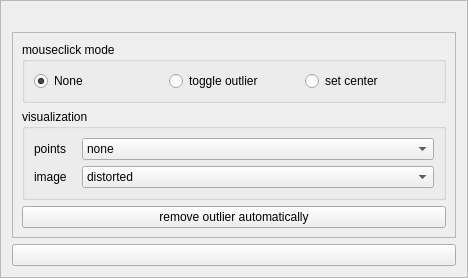
Qt form src/ui/ui-files/WizardUndistortionFrame.ui (XROMMPackages/xmalab) before a commit.
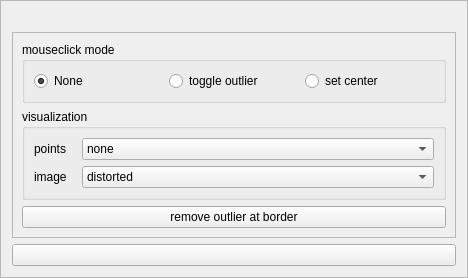
The same form after that commit.

Commit message: Remove outlier for undistortion

Patch:
```diff
--- a/src/ui/ui-files/WizardUndistortionFrame.ui
+++ b/src/ui/ui-files/WizardUndistortionFrame.ui
@@ -224,7 +224,7 @@
       <item row="2" column="0">
        <widget class="QPushButton" name="pushButtonRemoveOutlierAutomatically">
         <property name="text">
-         <string>remove outlier automatically</string>
+         <string>remove outlier at border</string>
         </property>
        </widget>
       </item>
```
The commit also changes 4 other files.
